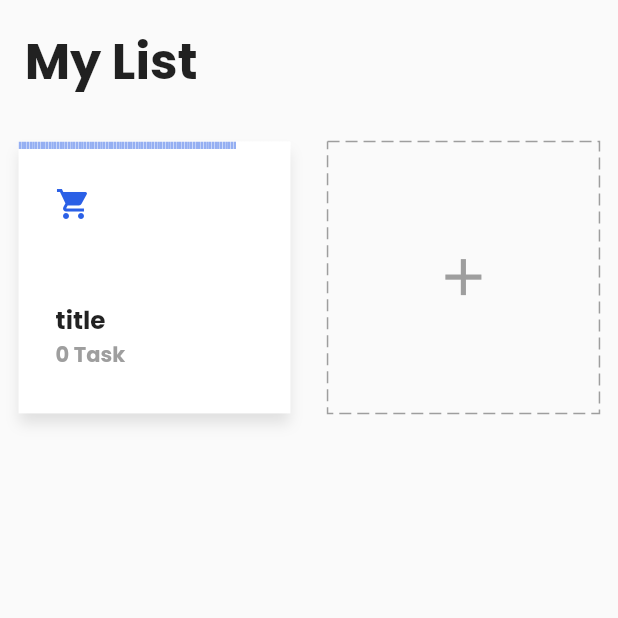
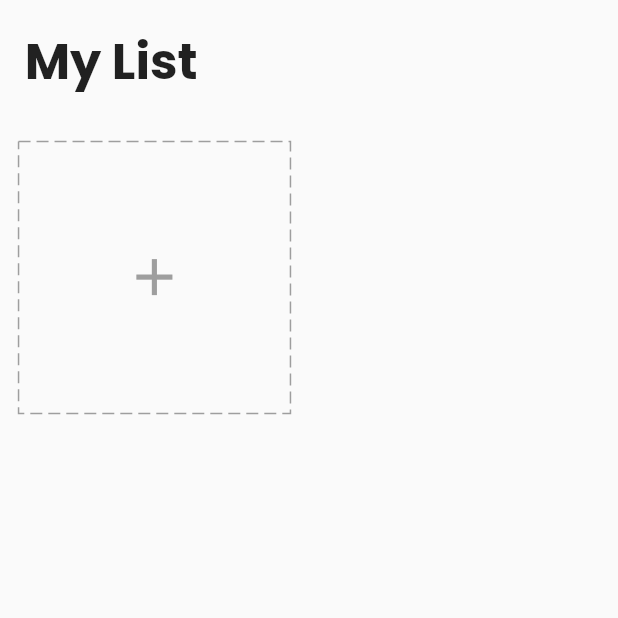
Before and after one commit to akromiafif/flutter_todo, a Flutter app: the screen it shows after launch, on a phone screen of 412 x 824 dp, the top half of it. Run offline on Flutter 3.47's test engine with Material 2 defaults, Android fonts, the phone set to English and light mode, and no system bars; drawn by our look-alikes of dotted_border, step_progress_indicator; our stand-ins replace equatable, flutter_easyloading, get, get_storage, google_fonts.

Commit message:
fix dynamic task card

```diff
--- a/lib/app/data/services/storage/services.dart
+++ b/lib/app/data/services/storage/services.dart
@@ -7,6 +7,7 @@ class StorageService extends GetxService {
   Future<StorageService> init() async {
     _box = GetStorage();
     await _box.writeIfNull(taskKey, []);
+
     return this;
   }
 
--- a/lib/app/modules/home/views/home_view.dart
+++ b/lib/app/modules/home/views/home_view.dart
@@ -1,7 +1,6 @@
 import 'package:flutter/material.dart';
 import 'package:get/get.dart';
 import 'package:google_fonts/google_fonts.dart';
-import 'package:todoapp/app/data/models/task.dart';
 import 'package:todoapp/app/modules/home/widgets/add_card.dart';
 import 'package:todoapp/app/modules/home/widgets/task_card.dart';
 import '../controllers/home_controller.dart';
@@ -25,17 +24,16 @@ class HomeView extends GetView<HomeController> {
                 ),
               ),
             ),
-            GridView.count(
+            Obx(
+              () => GridView.count(
                 crossAxisCount: 2,
                 shrinkWrap: true,
                 physics: const ClampingScrollPhysics(),
                 children: [
-                TaskCard(
-                  task: const Task(
-                      title: 'title', icon: 0xE59C, color: '#FF2B60E6'),
-                ),
+                  ...controller.tasks.map((e) => TaskCard(task: e)).toList(),
                   AddCard(),
                 ],
+              ),
             )
           ],
         ),
--- a/lib/main.dart
+++ b/lib/main.dart
@@ -1,4 +1,5 @@
 import 'package:flutter/material.dart';
+import 'package:flutter_easyloading/flutter_easyloading.dart';
 import 'package:get/get.dart';
 import 'package:get_storage/get_storage.dart';
 import 'package:todoapp/app/data/services/storage/services.dart';
@@ -22,6 +23,10 @@ class MyApp extends StatelessWidget {
       title: "Application",
       initialRoute: AppPages.INITIAL,
       getPages: AppPages.routes,
+      builder: (context, myWidget) {
+        myWidget = EasyLoading.init()(context, myWidget);
+        return myWidget;
+      },
     );
   }
 }
```
Lines whose indentation alone changed are shown as unchanged.
